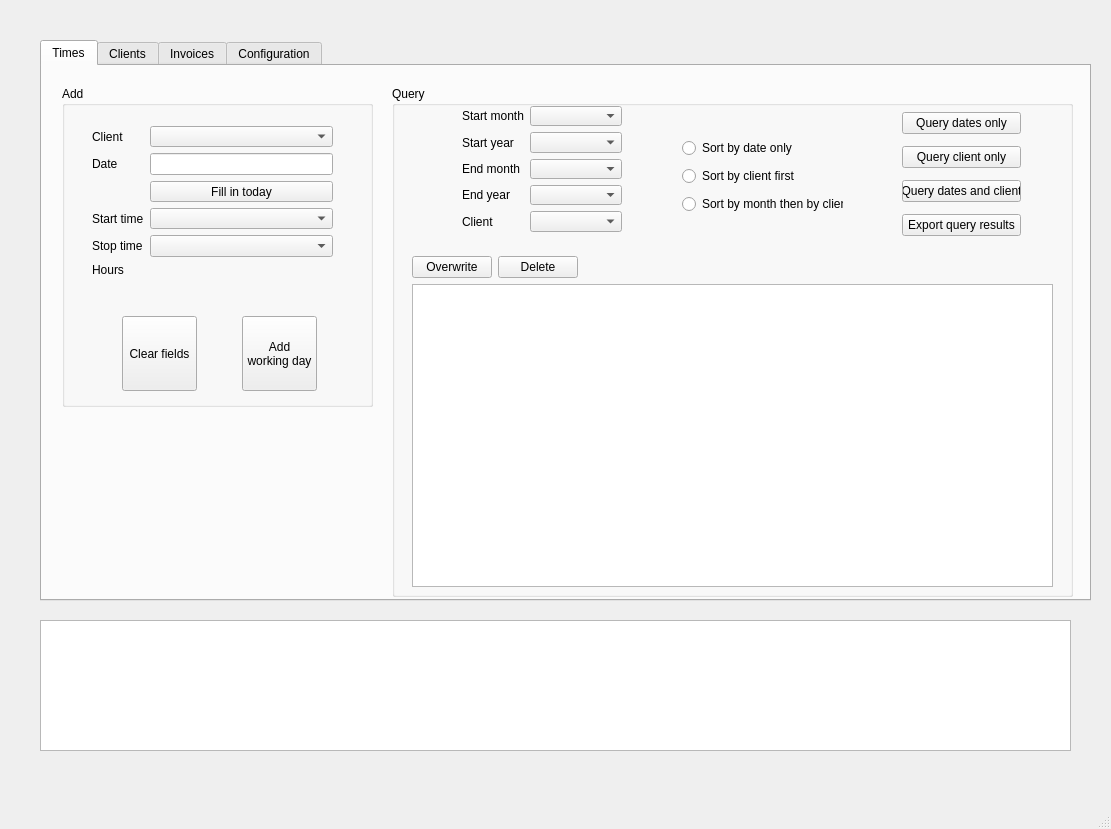
This is input_files/Qt_ui_files/asap_layout.ui in haroldmeerwaldt/a_simple_accounting_program as Qt 5 draws it before an edit. The edited form follows.
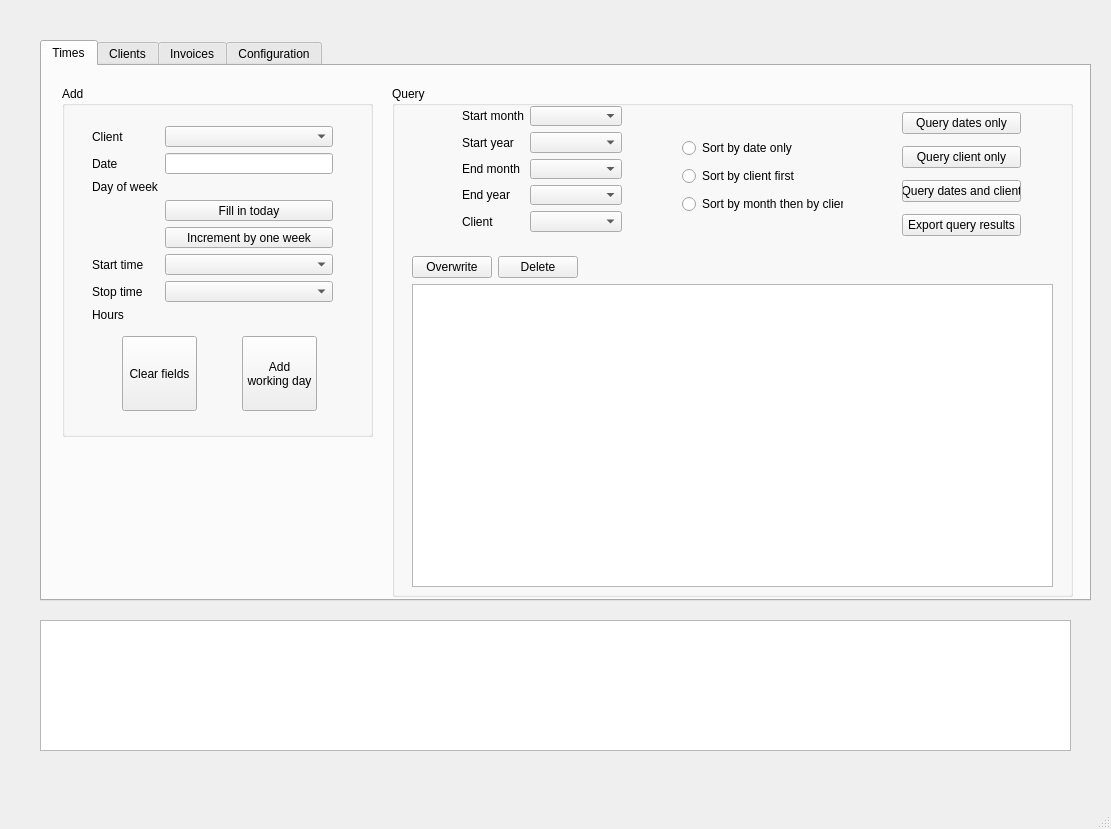
This is the edited form.

Commit message: added _on_clicked for pushbutton fill in today and increment by one week

The edit to the form file:
```diff
--- a/input_files/Qt_ui_files/asap_layout.ui
+++ b/input_files/Qt_ui_files/asap_layout.ui
@@ -230,7 +230,7 @@
         <x>20</x>
         <y>20</y>
         <width>311</width>
-        <height>321</height>
+        <height>351</height>
        </rect>
       </property>
       <property name="title">
@@ -240,7 +240,7 @@
        <property name="geometry">
         <rect>
          <x>180</x>
-         <y>230</y>
+         <y>250</y>
          <width>75</width>
          <height>75</height>
         </rect>
@@ -256,7 +256,7 @@
          <x>30</x>
          <y>40</y>
          <width>241</width>
-         <height>151</height>
+         <height>196</height>
         </rect>
        </property>
        <layout class="QFormLayout" name="formLayout_2">
@@ -277,57 +277,78 @@
         <item row="0" column="1">
          <widget class="QComboBox" name="comboBox_times_client"/>
         </item>
-        <item row="3" column="0">
+        <item row="5" column="0">
          <widget class="QLabel" name="label_times_start_time">
           <property name="text">
            <string>Start time</string>
           </property>
          </widget>
         </item>
-        <item row="4" column="0">
+        <item row="6" column="0">
          <widget class="QLabel" name="label_times_stop_time">
           <property name="text">
            <string>Stop time</string>
           </property>
          </widget>
         </item>
-        <item row="3" column="1">
+        <item row="5" column="1">
          <widget class="QComboBox" name="comboBox_times_start_time"/>
         </item>
-        <item row="4" column="1">
+        <item row="6" column="1">
          <widget class="QComboBox" name="comboBox_times_stop_time"/>
         </item>
         <item row="1" column="1">
          <widget class="QLineEdit" name="lineEdit_times_date"/>
         </item>
-        <item row="2" column="1">
+        <item row="3" column="1">
          <widget class="QPushButton" name="pushButton_times_fill_in_today">
           <property name="text">
            <string>Fill in today</string>
           </property>
          </widget>
         </item>
-        <item row="5" column="0">
+        <item row="7" column="0">
          <widget class="QLabel" name="label_times_hours">
           <property name="text">
            <string>Hours</string>
           </property>
          </widget>
         </item>
-        <item row="5" column="1">
+        <item row="7" column="1">
          <widget class="QLabel" name="info_label_times_hours">
           <property name="text">
            <string/>
           </property>
          </widget>
         </item>
+        <item row="4" column="1">
+         <widget class="QPushButton" name="pushButton_times_increment_by_one_week">
+          <property name="text">
+           <string>Increment by one week</string>
+          </property>
+         </widget>
+        </item>
+        <item row="2" column="1">
+         <widget class="QLabel" name="info_label_day_of_week">
+          <property name="text">
+           <string/>
+          </property>
+         </widget>
+        </item>
+        <item row="2" column="0">
+         <widget class="QLabel" name="label_day_of_week">
+          <property name="text">
+           <string>Day of week</string>
+          </property>
+         </widget>
+        </item>
        </layout>
       </widget>
       <widget class="QPushButton" name="pushButton_times_clear_fields">
        <property name="geometry">
         <rect>
          <x>60</x>
-         <y>230</y>
+         <y>250</y>
          <width>75</width>
          <height>75</height>
         </rect>
```
The commit also changes 4 other files.
